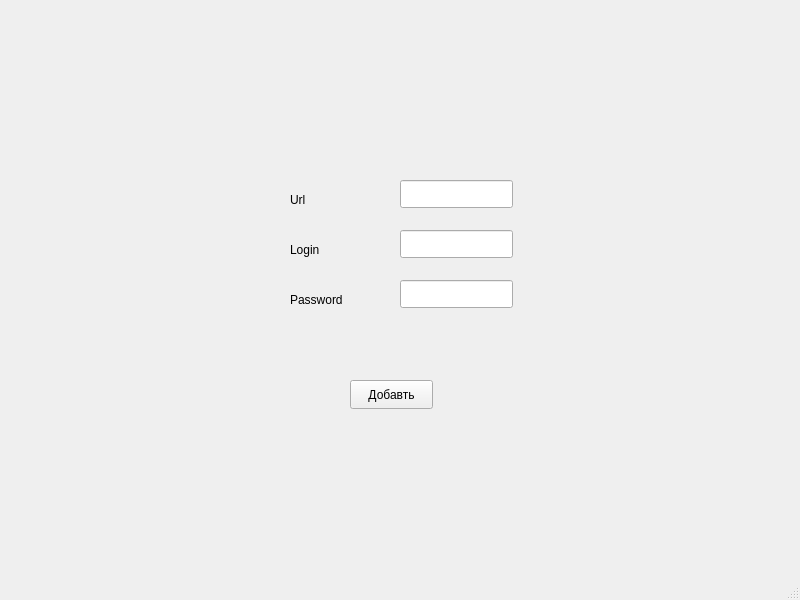
Before: the Qt Designer form lab1/addpasslog.ui in grigigo/qtproj, drawn with Qt 5.
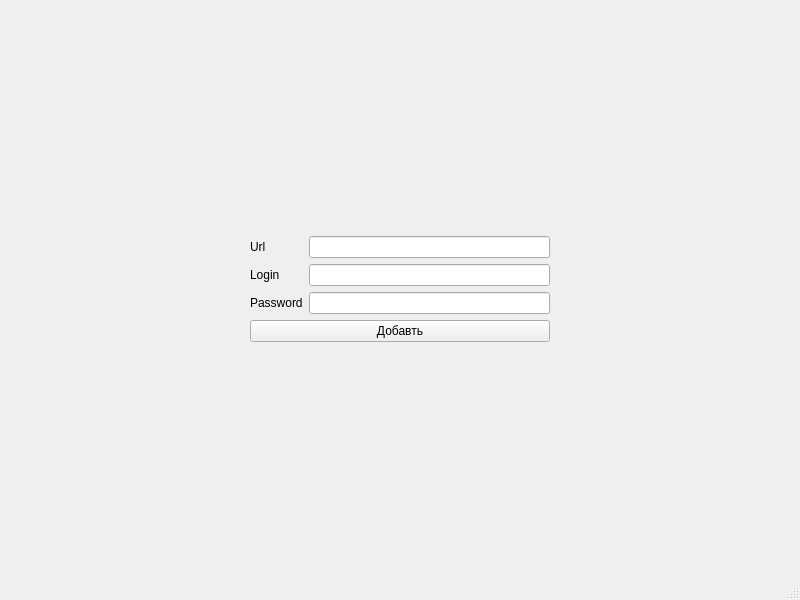
After: the same form once the commit is applied.

What changed in the file:
```diff
--- a/lab1/addpasslog.ui
+++ b/lab1/addpasslog.ui
@@ -14,88 +14,101 @@
    <string>MainWindow</string>
   </property>
   <widget class="QWidget" name="centralwidget">
-   <widget class="QPushButton" name="addBtn">
-    <property name="geometry">
-     <rect>
-      <x>350</x>
-      <y>380</y>
-      <width>83</width>
-      <height>29</height>
-     </rect>
-    </property>
-    <property name="text">
-     <string>Добавть</string>
-    </property>
-   </widget>
-   <widget class="QLineEdit" name="urlLineEdit">
-    <property name="geometry">
-     <rect>
-      <x>400</x>
-      <y>180</y>
-      <width>113</width>
-      <height>28</height>
-     </rect>
-    </property>
-   </widget>
-   <widget class="QLineEdit" name="loginLineEdit">
-    <property name="geometry">
-     <rect>
-      <x>400</x>
-      <y>230</y>
-      <width>113</width>
-      <height>28</height>
-     </rect>
-    </property>
-   </widget>
-   <widget class="QLineEdit" name="passLineEdit">
-    <property name="geometry">
-     <rect>
-      <x>400</x>
-      <y>280</y>
-      <width>113</width>
-      <height>28</height>
-     </rect>
-    </property>
-   </widget>
-   <widget class="QLabel" name="label">
-    <property name="geometry">
-     <rect>
-      <x>290</x>
-      <y>190</y>
-      <width>63</width>
-      <height>20</height>
-     </rect>
-    </property>
-    <property name="text">
-     <string>Url</string>
-    </property>
-   </widget>
-   <widget class="QLabel" name="label_2">
-    <property name="geometry">
-     <rect>
-      <x>290</x>
-      <y>240</y>
-      <width>63</width>
-      <height>20</height>
-     </rect>
-    </property>
-    <property name="text">
-     <string>Login</string>
-    </property>
-   </widget>
-   <widget class="QLabel" name="label_3">
-    <property name="geometry">
-     <rect>
-      <x>290</x>
-      <y>290</y>
-      <width>63</width>
-      <height>20</height>
-     </rect>
-    </property>
-    <property name="text">
-     <string>Password</string>
-    </property>
-   </widget>
+   <layout class="QGridLayout" name="gridLayout">
+    <item row="1" column="1">
+     <widget class="QLabel" name="label">
+      <property name="text">
+       <string>Url</string>
+      </property>
+     </widget>
+    </item>
+    <item row="2" column="1">
+     <widget class="QLabel" name="label_2">
+      <property name="text">
+       <string>Login</string>
+      </property>
+     </widget>
+    </item>
+    <item row="3" column="1">
+     <widget class="QLabel" name="label_3">
+      <property name="text">
+       <string>Password</string>
+      </property>
+     </widget>
+    </item>
+    <item row="4" column="1" colspan="2">
+     <widget class="QPushButton" name="addBtn">
+      <property name="text">
+       <string>Добавть</string>
+      </property>
+     </widget>
+    </item>
+    <item row="0" column="2">
+     <spacer name="verticalSpacer_2">
+      <property name="orientation">
+       <enum>Qt::Vertical</enum>
+      </property>
+      <property name="sizeHint" stdset="0">
+       <size>
+        <width>20</width>
+        <height>40</height>
+       </size>
+      </property>
+     </spacer>
+    </item>
+    <item row="1" column="2">
+     <widget class="QLineEdit" name="urlLineEdit"/>
+    </item>
+    <item row="1" column="0">
+     <spacer name="horizontalSpacer">
+      <property name="orientation">
+       <enum>Qt::Horizontal</enum>
+      </property>
+      <property name="sizeHint" stdset="0">
+       <size>
+        <width>40</width>
+        <height>20</height>
+       </size>
+      </property>
+     </spacer>
+    </item>
+    <item row="2" column="2">
+     <widget class="QLineEdit" name="loginLineEdit"/>
+    </item>
+    <item row="1" column="3">
+     <spacer name="horizontalSpacer_2">
+      <property name="orientation">
+       <enum>Qt::Horizontal</enum>
+      </property>
+      <property name="sizeHint" stdset="0">
+       <size>
+        <width>40</width>
+        <height>20</height>
+       </size>
+      </property>
+     </spacer>
+    </item>
+    <item row="3" column="2">
+     <widget class="QLineEdit" name="passLineEdit">
+      <property name="echoMode">
+       <enum>QLineEdit::Password</enum>
+      </property>
+     </widget>
+    </item>
+    <item row="5" column="1">
+     <spacer name="verticalSpacer">
+      <property name="orientation">
+       <enum>Qt::Vertical</enum>
+      </property>
+      <property name="sizeHint" stdset="0">
+       <size>
+        <width>20</width>
+        <height>40</height>
+       </size>
+      </property>
+     </spacer>
+    </item>
+   </layout>
   </widget>
   <widget class="QMenuBar" name="menubar">
    <property name="geometry">
```
